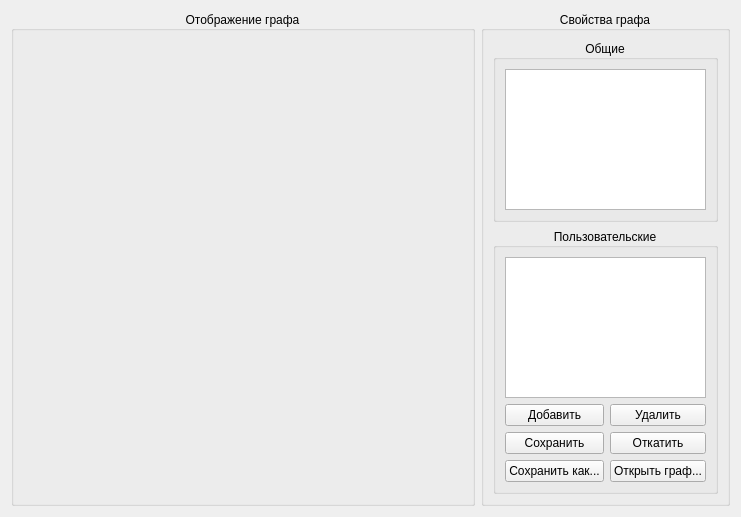
Old version of the form src/GUI/grapheditorform.ui in the repository VinTRiZz/GraphEditor.
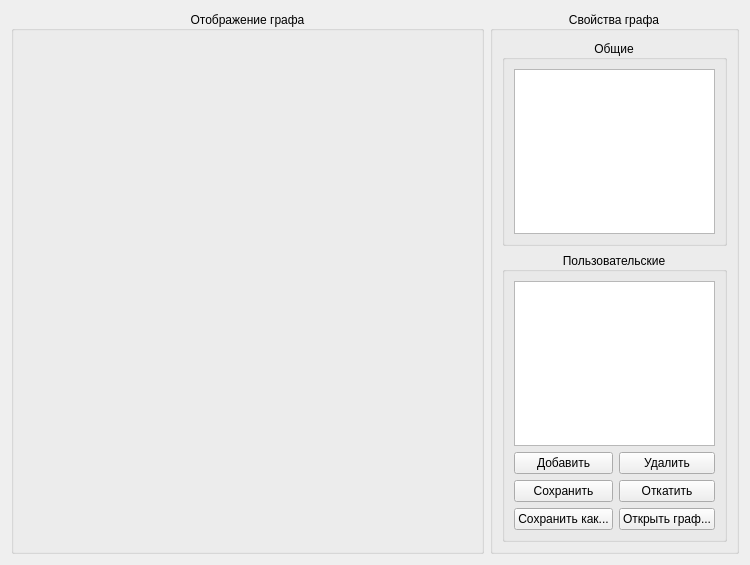
New version of the form. Custom widgets are drawn as their Qt base class.

Commit message: Изменение точки крепления оверлей кнопки и логики

Diff of the .ui file:
```diff
--- a/src/GUI/grapheditorform.ui
+++ b/src/GUI/grapheditorform.ui
@@ -6,8 +6,8 @@
    <rect>
     <x>0</x>
     <y>0</y>
-    <width>741</width>
-    <height>517</height>
+    <width>750</width>
+    <height>565</height>
    </rect>
   </property>
   <property name="windowTitle">
```
The commit also changes 4 other files.
